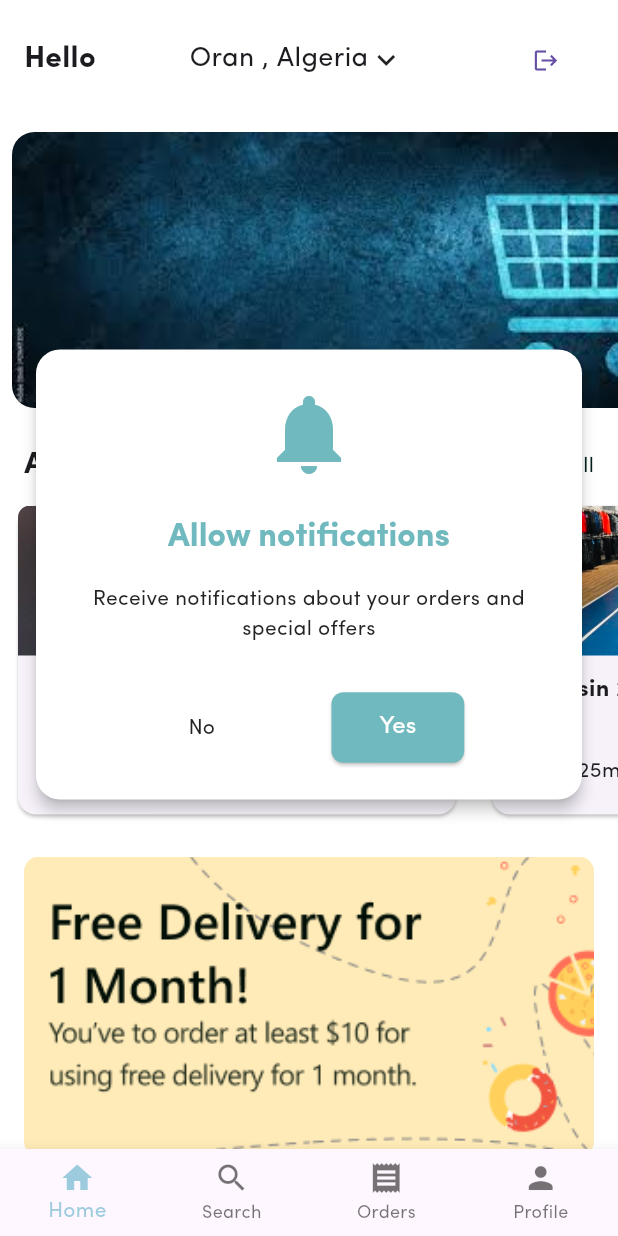
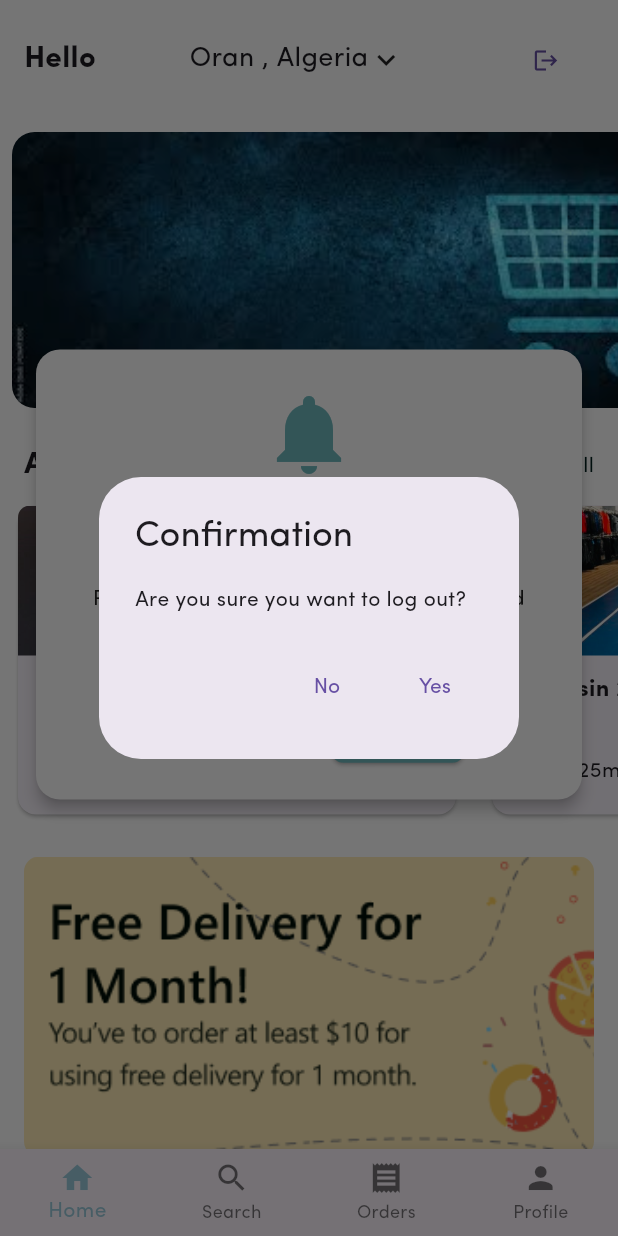
Before and after one commit to MeriemMOKHTARI/datalock, a Flutter app: the HomePage screen opened directly, after a tap on the "logout" icon, on a phone screen of 412 x 824 dp. Run offline on Flutter 3.47's test engine with Material 3 defaults, Android fonts, the phone set to English and light mode, and no system bars; our stand-ins replace appwrite, easy_localization, flutter_secure_storage, geolocator, intl_phone_field, package_info_plus and 3 more; accounts and stored records are empty; statements that could not run were skipped.

Commit message:
Mon dernier travail

```diff
--- a/lib/ui/components/otp_input.dart
+++ b/lib/ui/components/otp_input.dart
@@ -152,7 +152,7 @@ class _OtpInputState extends State<OtpInput> {
         builder: (context) {
           return AlertDialog(
             title: Text('Error'),
-            content: Text('Please_try_again_later.'.tr()),
+            content: Text('Erreur de connexion.Merci d\'essayer à nouveau.'.tr()),
             actions: [
               TextButton(
                 onPressed: () => Navigator.of(context).pop(),
@@ -280,7 +280,7 @@ class _OtpInputState extends State<OtpInput> {
                   );
                 } else if (result == 'ERR') {
                   ScaffoldMessenger.of(context).showSnackBar(
-                    SnackBar(content: Text('Please_try_again_later.'.tr())),
+                    SnackBar(content: Text('Erreur de connexion.Merci d\'essayer à nouveau.'.tr())),
                   );
                 }
               },
--- a/lib/ui/components/phone_input.dart
+++ b/lib/ui/components/phone_input.dart
@@ -314,9 +314,9 @@ showDialog(
         fontSize: 14,
       ),
       children: [
-        flutter.TextSpan(text: 'Déja inscrit ? '),
+        flutter.TextSpan(text: 'Déja inscrit ?'.tr() + ' '),
         flutter.TextSpan(
-          text: 'connectez-vous',
+          text: 'connectez-vous'.tr(),
           style: flutter.TextStyle(
             decoration: flutter.TextDecoration.underline,
             color: flutter.Theme.of(context).primaryColor,
--- a/lib/ui/screens/HomePage.dart
+++ b/lib/ui/screens/HomePage.dart
@@ -26,13 +26,12 @@ class _HomePageState extends State<HomePage> {
   late AuthService _authService;
 
   @override
-  void initState()   {
+  void initState() {
     super.initState();
     _authService = AuthService();
     _checkNotificationPermissionStatus();
     _saveSession();
   }
-
 
   Future<void> _checkNotificationPermissionStatus() async {
     final prefs = await SharedPreferences.getInstance();
@@ -47,7 +46,9 @@ class _HomePageState extends State<HomePage> {
 
   Future<void> _saveSession() async {
     final sessionID = await storage.read(key: 'session_id');
-    if (sessionID == null){
+    print("Session ID récupéré: $sessionID ");
+
+    if (sessionID == null) {
       final id = await storage.read(key: 'new_user_id');
       final phoneNumber = await storage.read(key: 'phoneNumber');
       _authService.uploadUserSession(phoneNumber!, id!, account, databases);
@@ -100,16 +101,50 @@ class _HomePageState extends State<HomePage> {
                           ],
                         ),
                         TextButton(
-                            onPressed: () async {
+                          onPressed: () async {
+                            bool confirmLogout = await showDialog(
+                              context: context,
+                              builder: (BuildContext context) {
+                                return AlertDialog(
+                                  title: Text("Confirmation".tr()),
+                                  content: Text(
+                                      "Êtes-vous sûr de vouloir vous déconnecter ?"
+                                          .tr()),
+                                  actions: [
+                                    TextButton(
+                                      onPressed: () {
+                                        Navigator.of(context)
+                                            .pop(false); // Annuler
+                                      },
+                                      child: Text("Non".tr()),
+                                    ),
+                                    TextButton(
+                                      onPressed: () {
+                                        Navigator.of(context)
+                                            .pop(true); // Confirmer
+                                      },
+                                      child: Text("Oui".tr()),
+                                    ),
+                                  ],
+                                );
+                              },
+                            );
+
+                            if (confirmLogout == true) {
                               final authService = AuthService();
-                              final session_ID = await storage.read(key: 'session_id');
+                              final session_ID =
+                                  await storage.read(key: 'session_id');
                               print(session_ID);
-                              if (session_ID == null){
+                              if (session_ID == null) {
                                 return;
                               }
-                              Map<String, String> result = await authService
-                                  .logoutUser(session_ID, account, databases);
-                                  print("meriem session" + session_ID);
+                              Map<String, String> result =
+                                  await authService.logoutUser(
+                                session_ID,
+                                account,
+                                databases,
+                              );
+                              print("meriem session" + session_ID);
                               if (result['status'] == '200') {
                                 await logout();
                                 Navigator.of(context).pushReplacement(
@@ -122,9 +157,10 @@ class _HomePageState extends State<HomePage> {
                                   ),
                                 );
                               }
-                            },
-                            child: const Icon(Icons.logout) //////////LOGOUT
-                            ),
+                            }
+                          },
+                          child: const Icon(Icons.logout), //////////LOGOUT
+                        ),
                       ],
                     ),
                   ),
--- a/lib/ui/screens/authentication_screen.dart
+++ b/lib/ui/screens/authentication_screen.dart
@@ -351,8 +351,7 @@ class _AuthenticationScreenState extends State<AuthenticationScreen> {
                                                 ),
                                                 TextSpan(
                                                   text:
-                                                      "politique_de_confidentialité"
-                                                          .tr(),
+                                                      'politique de confidentialité'.tr(),
                                                   style: TextStyle(
                                                     color: Colors.grey[600],
                                                     decoration: TextDecoration
```
Also changed, not shown: assets/translations/ar.json (+15 -1 lines), assets/translations/en.json (+15 -2 lines), assets/translations/es.json (+15 -1 lines), assets/translations/fr.json (+15 -1 lines), lib/config/config.dart (+25 -11 lines), lib/ui/components/login_input.dart (+10 -11 lines), assets/images/logo.png (added).
